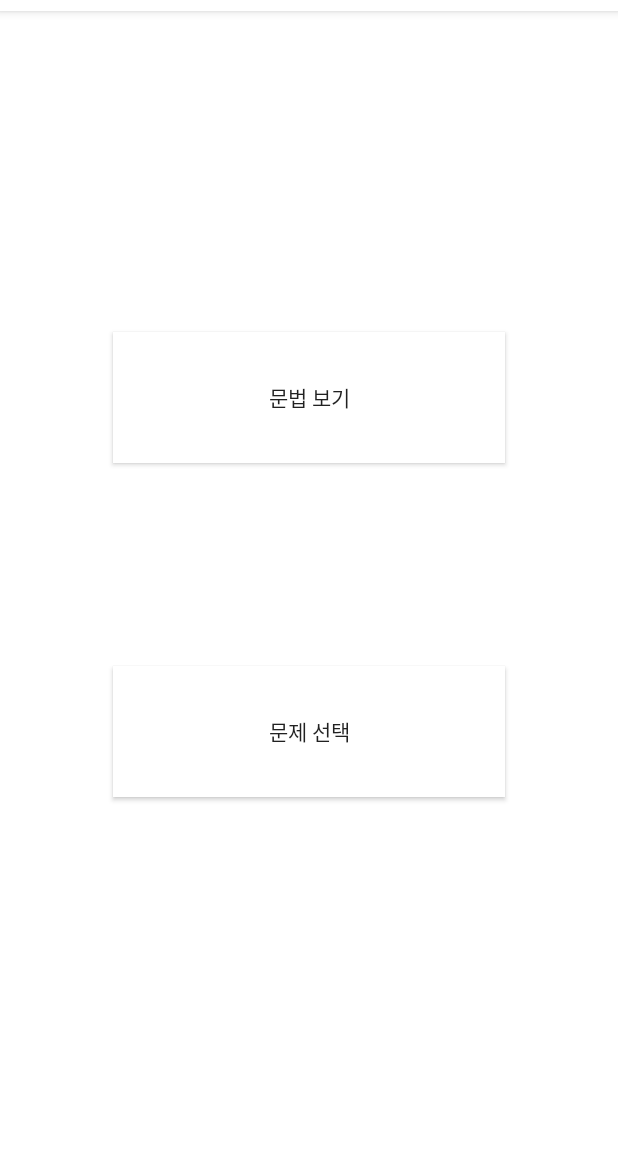
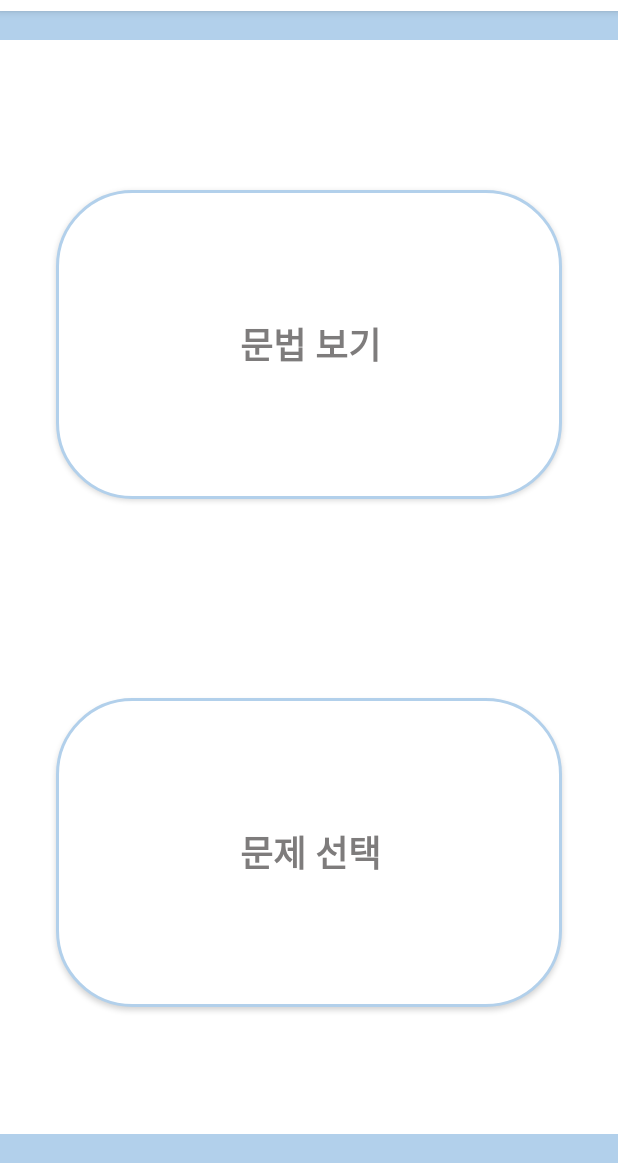
Before and after one commit to LeeSaeBom/CODIZ-AOS, an Android app: the SelectActivity screen opened directly, with no data from a screen before it, on a phone screen of 412 x 824 dp, the part 73-1236 px from its top. Run offline under Robolectric (Android 15) with nearby library versions, the phone set to English and light mode, and no system bars.

Commit message:
문법,문제선택 화면 및 테두리 리팩토링

```diff
--- a/app/src/main/res/drawable/bnt_blue.xml
+++ b/app/src/main/res/drawable/bnt_blue.xml
@@ -4,10 +4,10 @@
     android:shape="rectangle" >
     <solid android:color="#D6E7F3" />
     <corners
-        android:bottomLeftRadius="50dp"
-        android:bottomRightRadius="50dp"
-        android:topLeftRadius="50dp"
-        android:topRightRadius="50dp" />
+        android:bottomLeftRadius="450dp"
+        android:bottomRightRadius="450dp"
+        android:topLeftRadius="450dp"
+        android:topRightRadius="450dp" />
     <stroke
         android:width="1dp"
         android:color="#D6E7F3" />
--- /dev/null
+++ b/app/src/main/res/drawable/border_blue.xml
@@ -0,0 +1,21 @@
+<?xml version="1.0" encoding="utf-8"?>
+
+<shape xmlns:android="http://schemas.android.com/apk/res/android">
+
+    <stroke
+        android:width="02dp"
+        android:color="#B2D0EB" />
+    <corners
+        android:bottomLeftRadius="50dp"
+        android:bottomRightRadius="50dp"
+        android:topLeftRadius="50dp"
+        android:topRightRadius="50dp" />
+    <solid android:color="#ffffff" />
+    <padding
+        android:bottom="8dp"
+        android:left="8dp"
+        android:right="6dp"
+        android:top="8dp" />
+
+
+</shape>
--- a/app/src/main/res/layout/activity_login.xml
+++ b/app/src/main/res/layout/activity_login.xml
@@ -122,13 +122,11 @@
             android:layout_width="0dp"
             android:layout_height="0dp"
 
-            android:layout_marginStart="30dp"
             android:layout_marginTop="76dp"
+            android:layout_marginEnd="10dp"
             android:text="Don't have an account?"
-            app:layout_constraintEnd_toEndOf="parent"
+            app:layout_constraintEnd_toStartOf="@+id/login_reg_btn"
             app:layout_constraintHeight_percent="0.1"
-            app:layout_constraintHorizontal_bias="0.187"
-            app:layout_constraintStart_toStartOf="parent"
             app:layout_constraintTop_toBottomOf="@+id/login_btn"
             app:layout_constraintWidth_percent="0.4" />
 
@@ -136,7 +134,7 @@
             android:id="@+id/login_reg_btn"
             android:layout_width="0dp"
             android:layout_height="0dp"
-            android:layout_marginTop="72dp"
+            android:layout_marginTop="76dp"
 
             android:background="@drawable/bnt_gray"
             android:text="Sign Up"
--- a/app/src/main/res/layout/activity_select.xml
+++ b/app/src/main/res/layout/activity_select.xml
@@ -5,30 +5,82 @@
     android:layout_width="match_parent"
     android:layout_height="match_parent"
     android:background="@color/background"
-    tools:context=".SelectActivity" >
+    tools:context=".SelectActivity">
 
 
     <Button
+        android:id="@+id/grammerButton"
+        android:layout_width="337dp"
+        android:layout_height="206dp"
+        android:layout_marginBottom="128dp"
+        android:background="@drawable/border_blue"
+        android:fontFamily="sans-serif-medium"
+        android:text="문법 보기"
+        android:textColor="#D5656262"
+        android:textSize="24sp"
+        android:textStyle="bold"
+        android:typeface="normal"
+        app:layout_constraintBottom_toTopOf="@+id/problemButton"
+        app:layout_constraintEnd_toEndOf="parent"
+        app:layout_constraintStart_toStartOf="parent"
+        app:layout_constraintTop_toBottomOf="@+id/top"
+        app:layout_constraintVertical_bias="0.954" />
+
+    <Button
         android:id="@+id/problemButton"
-        android:layout_width="261dp"
-        android:layout_height="87dp"
-        android:layout_marginBottom="244dp"
-        android:background="#FFFFFF"
+        android:layout_width="337dp"
+        android:layout_height="206dp"
+        android:layout_marginBottom="104dp"
+        android:background="@drawable/border_blue"
         android:text="문제 선택"
+        android:textColor="#D5656262"
+        android:textSize="24sp"
+        android:textStyle="bold"
+        android:typeface="normal"
         app:layout_constraintBottom_toBottomOf="parent"
         app:layout_constraintEnd_toEndOf="parent"
         app:layout_constraintStart_toStartOf="parent" />
 
-    <Button
-        android:id="@+id/grammerButton"
-        android:layout_width="261dp"
-        android:layout_height="87dp"
-        android:layout_marginBottom="128dp"
-        android:background="#FFFFFF"
-        android:text="문법 보기"
-        app:layout_constraintBottom_toTopOf="@+id/problemButton"
+    <androidx.constraintlayout.widget.ConstraintLayout
+        android:id="@+id/top"
+        android:layout_width="0dp"
+        android:layout_height="0dp"
         app:layout_constraintEnd_toEndOf="parent"
+        app:layout_constraintHeight_percent="0.025"
         app:layout_constraintStart_toStartOf="parent"
         app:layout_constraintTop_toTopOf="parent"
-        app:layout_constraintVertical_bias="0.967" />
+        app:layout_constraintWidth_percent="1">
+
+        <View
+            android:id="@+id/topView3"
+            android:layout_width="0dp"
+            android:layout_height="match_parent"
+            android:background="#B2D0EB"
+            app:layout_constraintEnd_toEndOf="parent"
+            app:layout_constraintStart_toStartOf="parent"
+            app:layout_constraintTop_toTopOf="parent"
+            tools:ignore="MissingConstraints" />
+
+    </androidx.constraintlayout.widget.ConstraintLayout>
+
+    <androidx.constraintlayout.widget.ConstraintLayout
+        android:layout_width="0dp"
+        android:layout_height="0dp"
+        app:layout_constraintBottom_toBottomOf="parent"
+        app:layout_constraintEnd_toEndOf="parent"
+        app:layout_constraintHeight_percent="0.025"
+        app:layout_constraintStart_toStartOf="parent"
+        app:layout_constraintWidth_percent="1">
+
+        <View
+            android:id="@+id/topView4"
+            android:layout_width="match_parent"
+            android:layout_height="match_parent"
+            android:background="#B2D0EB"
+            app:layout_constraintBottom_toBottomOf="parent"
+            app:layout_constraintEnd_toEndOf="parent"
+            app:layout_constraintStart_toStartOf="parent"
+            tools:ignore="MissingConstraints" />
+
+    </androidx.constraintlayout.widget.ConstraintLayout>
 </androidx.constraintlayout.widget.ConstraintLayout>
```
